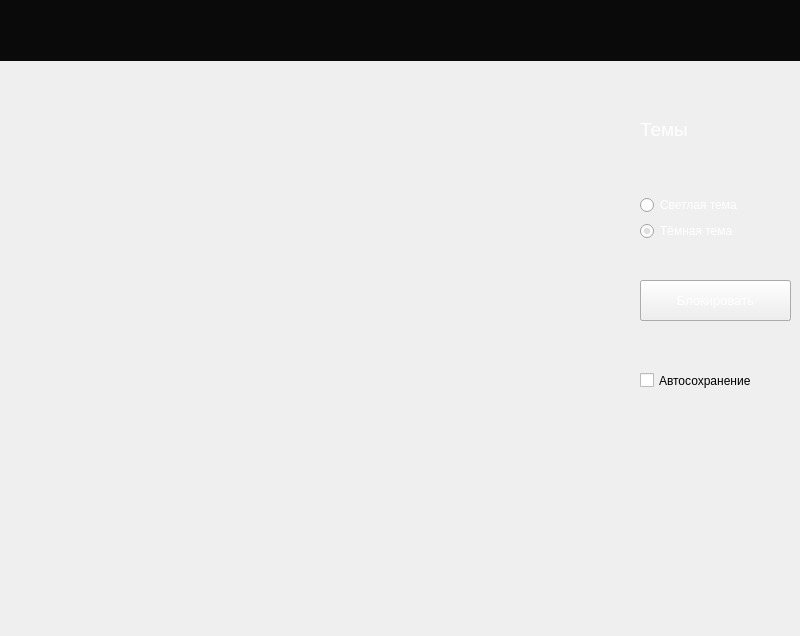
archeopteryx-bit/qt_yalyceum_project, file Settings.ui: the form before one commit.
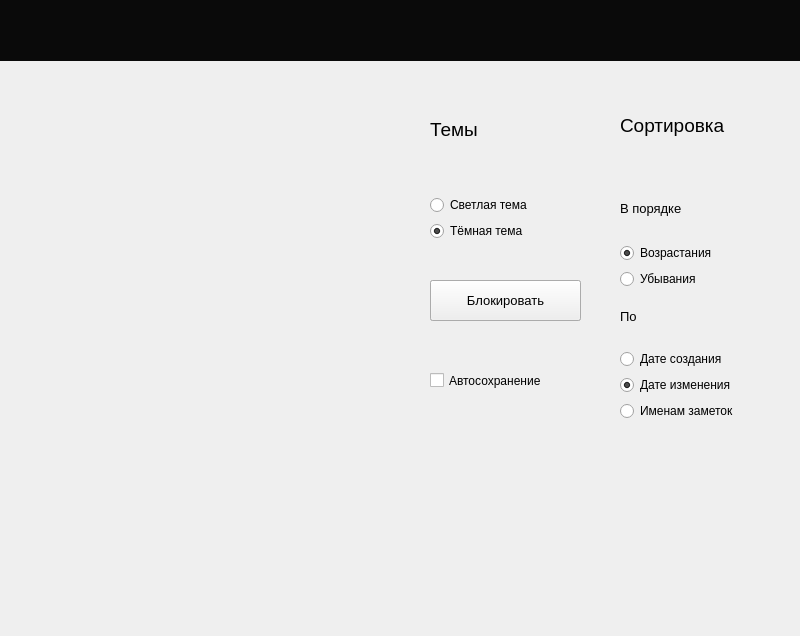
The form after the commit. Icons and pictures are not drawn.

Diff of the .ui file:
```diff
--- a/Settings.ui
+++ b/Settings.ui
@@ -68,7 +68,7 @@
   <widget class="QWidget" name="verticalLayoutWidget">
    <property name="geometry">
     <rect>
-     <x>640</x>
+     <x>430</x>
      <y>70</y>
      <width>160</width>
      <height>171</height>
@@ -82,9 +82,6 @@
         <pointsize>14</pointsize>
        </font>
       </property>
-      <property name="styleSheet">
-       <string notr="true">color: #FFFFFF;</string>
-      </property>
       <property name="text">
        <string>Темы</string>
       </property>
@@ -95,9 +92,6 @@
     </item>
     <item>
      <widget class="QRadioButton" name="light_theme">
-      <property name="styleSheet">
-       <string notr="true">color: #FFFFFF;</string>
-      </property>
       <property name="text">
        <string>Светлая тема</string>
       </property>
@@ -105,9 +99,6 @@
     </item>
     <item>
      <widget class="QRadioButton" name="dark_theme">
-      <property name="styleSheet">
-       <string notr="true">color: #FFFFFF;</string>
-      </property>
       <property name="text">
        <string>Тёмная тема</string>
       </property>
@@ -124,7 +115,7 @@
   <widget class="QPushButton" name="password_button">
    <property name="geometry">
     <rect>
-     <x>640</x>
+     <x>430</x>
      <y>280</y>
      <width>151</width>
      <height>41</height>
@@ -138,9 +129,6 @@
    <property name="cursor">
     <cursorShape>ArrowCursor</cursorShape>
    </property>
-   <property name="styleSheet">
-    <string notr="true">color: #FFFFFF;</string>
-   </property>
    <property name="text">
     <string>Блокировать</string>
    </property>
@@ -152,7 +140,7 @@
   <widget class="QPushButton" name="delpassword_button">
    <property name="geometry">
     <rect>
-     <x>640</x>
+     <x>430</x>
      <y>280</y>
      <width>151</width>
      <height>41</height>
@@ -166,9 +154,6 @@
    <property name="cursor">
     <cursorShape>ArrowCursor</cursorShape>
    </property>
-   <property name="styleSheet">
-    <string notr="true">color: #FFFFFF;</string>
-   </property>
    <property name="text">
     <string>Разблокировать</string>
    </property>
@@ -180,7 +165,7 @@
   <widget class="QCheckBox" name="autosave_btn">
    <property name="geometry">
     <rect>
-     <x>640</x>
+     <x>430</x>
      <y>360</y>
      <width>151</width>
      <height>41</height>
@@ -190,6 +175,128 @@
     <string>Автосохранение</string>
    </property>
   </widget>
+  <widget class="QWidget" name="">
+   <property name="geometry">
+    <rect>
+     <x>620</x>
+     <y>180</y>
+     <width>158</width>
+     <height>109</height>
+    </rect>
+   </property>
+   <layout class="QVBoxLayout" name="verticalLayout_4">
+    <item>
+     <widget class="QLabel" name="order_label">
+      <property name="font">
+       <font>
+        <pointsize>10</pointsize>
+       </font>
+      </property>
+      <property name="text">
+       <string>В порядке</string>
+      </property>
+     </widget>
+    </item>
+    <item>
+     <widget class="QRadioButton" name="increases">
+      <property name="text">
+       <string>Возрастания</string>
+      </property>
+      <property name="checked">
+       <bool>true</bool>
+      </property>
+      <property name="autoRepeat">
+       <bool>false</bool>
+      </property>
+      <property name="autoExclusive">
+       <bool>true</bool>
+      </property>
+     </widget>
+    </item>
+    <item>
+     <widget class="QRadioButton" name="decrease">
+      <property name="text">
+       <string>Убывания</string>
+      </property>
+      <property name="autoExclusive">
+       <bool>true</bool>
+      </property>
+     </widget>
+    </item>
+   </layout>
+  </widget>
+  <widget class="QWidget" name="">
+   <property name="geometry">
+    <rect>
+     <x>620</x>
+     <y>290</y>
+     <width>158</width>
+     <height>131</height>
+    </rect>
+   </property>
+   <layout class="QVBoxLayout" name="verticalLayout_5">
+    <item>
+     <widget class="QLabel" name="sigh_label">
+      <property name="font">
+       <font>
+        <pointsize>10</pointsize>
+       </font>
+      </property>
+      <property name="text">
+       <string>По</string>
+      </property>
+     </widget>
+    </item>
+    <item>
+     <widget class="QRadioButton" name="create_time">
+      <property name="text">
+       <string>Дате создания</string>
+      </property>
+      <property name="checked">
+       <bool>false</bool>
+      </property>
+     </widget>
+    </item>
+    <item>
+     <widget class="QRadioButton" name="edit_time">
+      <property name="text">
+       <string>Дате изменения</string>
+      </property>
+      <property name="checked">
+       <bool>true</bool>
+      </property>
+     </widget>
+    </item>
+    <item>
+     <widget class="QRadioButton" name="heading">
+      <property name="text">
+       <string>Именам заметок</string>
+      </property>
+     </widget>
+    </item>
+   </layout>
+  </widget>
+  <widget class="QLabel" name="sort_label">
+   <property name="geometry">
+    <rect>
+     <x>620</x>
+     <y>70</y>
+     <width>158</width>
+     <height>111</height>
+    </rect>
+   </property>
+   <property name="font">
+    <font>
+     <pointsize>14</pointsize>
+    </font>
+   </property>
+   <property name="text">
+    <string>Сортировка</string>
+   </property>
+   <property name="alignment">
+    <set>Qt::AlignLeading|Qt::AlignLeft|Qt::AlignVCenter</set>
+   </property>
+  </widget>
   <zorder>verticalLayoutWidget</zorder>
   <zorder>delpassword_button</zorder>
   <zorder>password_button</zorder>
```
Left out of the diff: 3 changed lines with no effect on the pictures.
